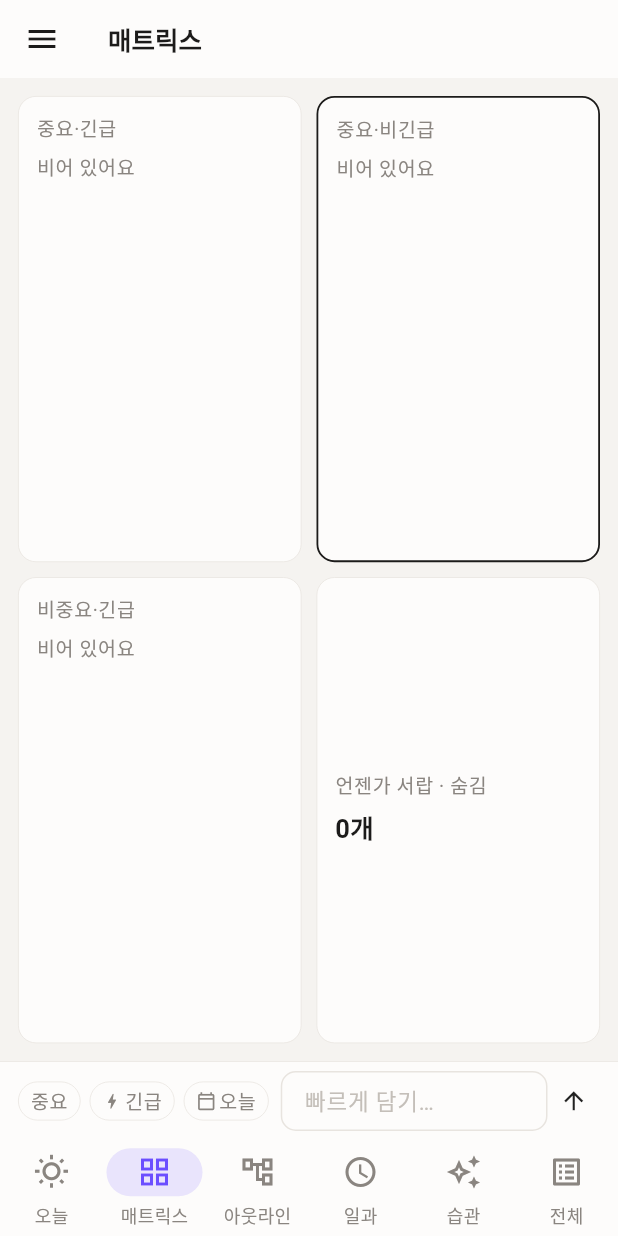
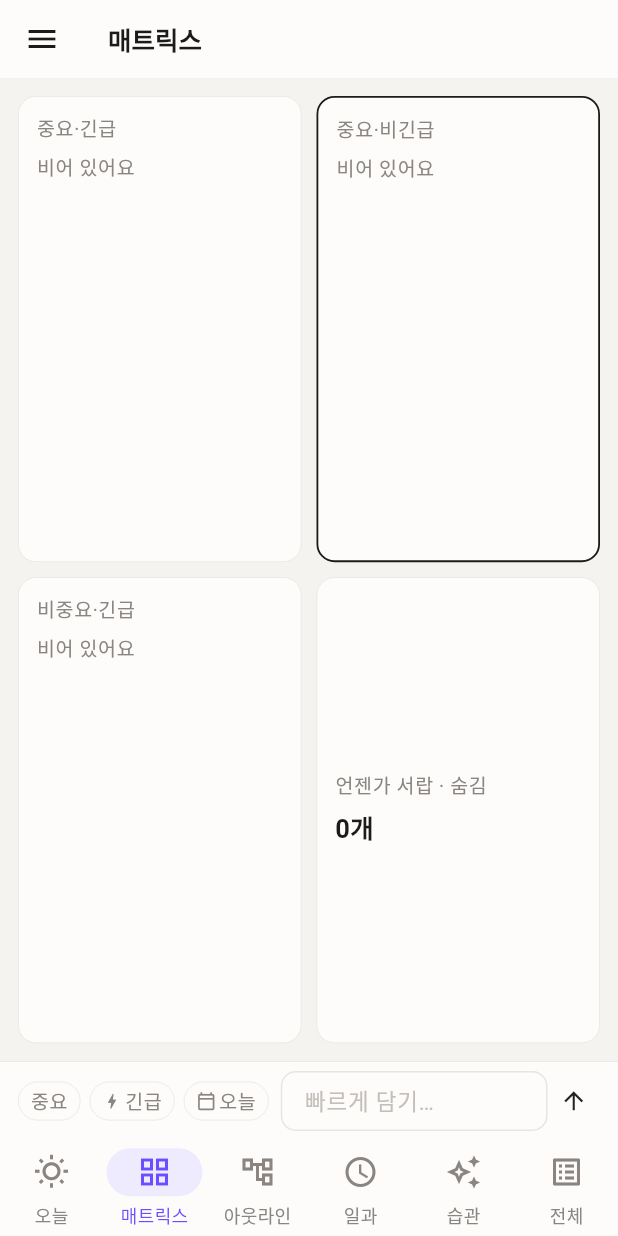
Before and after one commit to miziixx/jigoom, a Flutter app: the screen it shows after launch, item 2 of the bottom bar chosen, on a phone screen of 412 x 824 dp. Run offline on Flutter 3.47's test engine with Material 3 defaults, Android fonts, the phone set to English and light mode, and no system bars; our stand-ins replace drift, drift_flutter, file_picker, flutter_colorpicker, flutter_local_notifications, flutter_riverpod and 6 more; missing offline and left inert: dart:html, google_mlkit_text_recognition, home_widget, receive_sharing_intent, shelf_router; accounts and stored records are empty; generated files the repository leaves out were written again.

Commit message:
지금: DESIGN_SYSTEM1 토큰 반영 (accent-soft 탭, 모노 메타, 텍스트 섹션 라벨, 구분선 제거, 체크박스 17px)
Co-Authored-By: Claude Opus 4.8 <noreply@anthropic.com>
Claude-Session: https://claude.ai/code/session_0148HwGxjHBMAnrdakVDwWLh

```diff
--- a/jigeum/lib/core/journal.dart
+++ b/jigeum/lib/core/journal.dart
@@ -7,6 +7,7 @@ import 'theme.dart';
 /// 메타·숫자·시간·배지용 모노 스타일 (DESIGN_SYSTEM §3 두 벌 시스템).
 TextStyle metaStyle(BuildContext context, {Color? color, double size = 11}) {
   return TextStyle(
+    fontFamily: kMonoFamily, // 숫자/기호 모노 (한글은 산세리프 폴백)
     fontSize: size,
     fontWeight: FontWeight.w400,
     height: 1.3,
@@ -27,8 +28,7 @@ Widget metaBadge(
   final border = theme.dividerTheme.color ?? Colors.black12;
   final fillBg = bg ?? (theme.textTheme.bodyLarge?.color ?? Colors.black);
   return Container(
-    height: 20,
-    padding: const EdgeInsets.symmetric(horizontal: 8),
+    padding: const EdgeInsets.fromLTRB(7, 2, 7, 2),
     alignment: Alignment.center,
     decoration: BoxDecoration(
       color: filled ? fillBg : Colors.transparent,
@@ -38,7 +38,7 @@ Widget metaBadge(
     child: Text(
       label,
       style: metaStyle(context,
-          size: 11,
+          size: 9,
           color: filled
               ? (fg ?? theme.scaffoldBackgroundColor)
               : theme.textTheme.bodySmall?.color),
@@ -127,56 +127,61 @@ class Journal {
     );
   }
 
-  /// 레일 위 알약 배지.
+  /// 섹션 라벨 — 배경/테두리 없이 텍스트만. (DESIGN_SYSTEM §5)
+  /// "라벨 · 3" 형태면 뒤 카운트만 text 색으로 진하게.
   static Widget pill(BuildContext context, String label,
       {VoidCallback? onTap, VoidCallback? onLong, Widget? trailing}) {
     final theme = Theme.of(context);
+    final muted = theme.textTheme.bodySmall?.color;
+    final strong = theme.textTheme.bodyLarge?.color;
+
+    // "라벨 · 숫자" 분해해 숫자만 진하게.
+    final parts = label.split(' · ');
+    final Widget text;
+    if (parts.length == 2) {
+      text = RichText(
+        text: TextSpan(
+          style: metaStyle(context, color: muted),
+          children: [
+            TextSpan(text: '${parts[0]} · '),
+            TextSpan(
+                text: parts[1],
+                style: metaStyle(context, color: strong)),
+          ],
+        ),
+      );
+    } else {
+      text = Text(label, style: metaStyle(context, color: muted));
+    }
+
     return Padding(
-      padding: const EdgeInsets.only(left: 14, top: 10, bottom: 6),
-      child: Row(
-        children: [
-          GestureDetector(
+      padding: const EdgeInsets.only(left: 14, top: 12, bottom: 4),
+      child: GestureDetector(
         onTap: onTap,
         onLongPress: onLong,
-            child: Container(
-              padding:
-                  const EdgeInsets.symmetric(horizontal: 10, vertical: 4),
-              decoration: BoxDecoration(
-                color: theme.scaffoldBackgroundColor,
-                borderRadius: BorderRadius.circular(999),
-                border: Border.all(color: _hairline(context), width: 0.8),
-              ),
+        behavior: HitTestBehavior.opaque,
         child: Row(
           mainAxisSize: MainAxisSize.min,
           children: [
-                  Text(label, style: metaStyle(context)),
+            text,
             if (trailing != null) ...[
-                    const SizedBox(width: 3),
+              const SizedBox(width: 4),
               trailing,
             ],
           ],
         ),
       ),
-          ),
-        ],
-      ),
     );
   }
 
-  /// 행 사이 헤어라인.
-  static Widget divider(BuildContext context) {
-    return Container(
-      margin: const EdgeInsets.only(left: rowLeft, right: 4),
-      height: 0.5,
-      color: _hairline(context),
-    );
-  }
+  /// 구분선 없음 (DESIGN_SYSTEM §5): 여백만. 기존 호출부 호환용.
+  static Widget divider(BuildContext context) => const SizedBox(height: 2);
 }
 
 /// 둥근 사각 체크박스 (완료 = 초록 채움 + ✓).
 class SquareCheck extends StatelessWidget {
   const SquareCheck(
-      {super.key, required this.done, required this.onTap, this.size = 18});
+      {super.key, required this.done, required this.onTap, this.size = 17});
 
   final bool done;
   final VoidCallback onTap;
@@ -184,23 +189,23 @@ class SquareCheck extends StatelessWidget {
 
   @override
   Widget build(BuildContext context) {
-    final theme = Theme.of(context);
+    final isDark = Theme.of(context).brightness == Brightness.dark;
+    final borderColor =
+        isDark ? AppColors.checkBorderDark : AppColors.checkBorderLight;
     return GestureDetector(
       onTap: onTap,
       behavior: HitTestBehavior.opaque,
       child: Padding(
-        padding: const EdgeInsets.only(right: 11, top: 1),
+        padding: const EdgeInsets.only(right: 10, top: 1),
         child: Container(
           width: size,
           height: size,
           decoration: BoxDecoration(
-            borderRadius: BorderRadius.circular(5),
+            borderRadius: BorderRadius.circular(AppRadius.sm),
             color: done ? AppColors.accent : Colors.transparent,
             border: done
                 ? null
-                : Border.all(
-                    color: theme.textTheme.bodySmall?.color ?? Colors.grey,
-                    width: 1.3),
+                : Border.all(color: borderColor, width: 1.5),
           ),
           child: done
               ? Icon(Icons.check, size: size - 5, color: Colors.white)
--- a/jigeum/lib/core/theme.dart
+++ b/jigeum/lib/core/theme.dart
@@ -21,7 +21,13 @@ class AppColors {
 
   // 포인트 — 딱 둘
   static const accent = Color(0xFF6B4EFF); // 보라: 액션·링크·활성 체크박스
+  static const accentSoft = Color(0xFFEEEBFF); // 연보라: 선택 탭 배경 등
+  static const accentSoftDark = Color(0xFF2A2547); // 다크 대응
   static const alert = Color(0xFFFF5B24); // 주황: 오늘 표시·마감 임박
+
+  /// 체크박스 미완료 테두리색 (DESIGN_SYSTEM §5).
+  static const checkBorderLight = Color(0xFFCFCAC4);
+  static const checkBorderDark = Color(0xFF4A473F);
 
   // 상태
   static const success = Color(0xFF2E9E5B);
@@ -254,16 +260,19 @@ class AppTheme {
         surfaceTintColor: Colors.transparent,
         elevation: 0,
         height: 64,
-        // 선택 탭: accent 톤 인디케이터 + accent 아이콘.
-        indicatorColor: AppColors.accent.withValues(alpha: 0.14),
+        // 선택 탭: accent-soft 알약 배경 + accent 아이콘/텍스트. (DESIGN_SYSTEM §5)
+        indicatorColor:
+            isDark ? AppColors.accentSoftDark : AppColors.accentSoft,
         iconTheme: WidgetStateProperty.resolveWith((states) => IconThemeData(
             color: states.contains(WidgetState.selected)
                 ? AppColors.accent
                 : secondary)),
-        labelTextStyle: WidgetStatePropertyAll(TextStyle(
-                        fontWeight: FontWeight.w500,
+        labelTextStyle: WidgetStateProperty.resolveWith((states) => TextStyle(
+            fontWeight: FontWeight.w500,
             fontSize: 12,
-            color: secondary)),
+            color: states.contains(WidgetState.selected)
+                ? AppColors.accent
+                : secondary)),
       ),
     );
   }
```
Also changed, not shown: 1 other file. Lines whose indentation alone changed are shown as unchanged.
